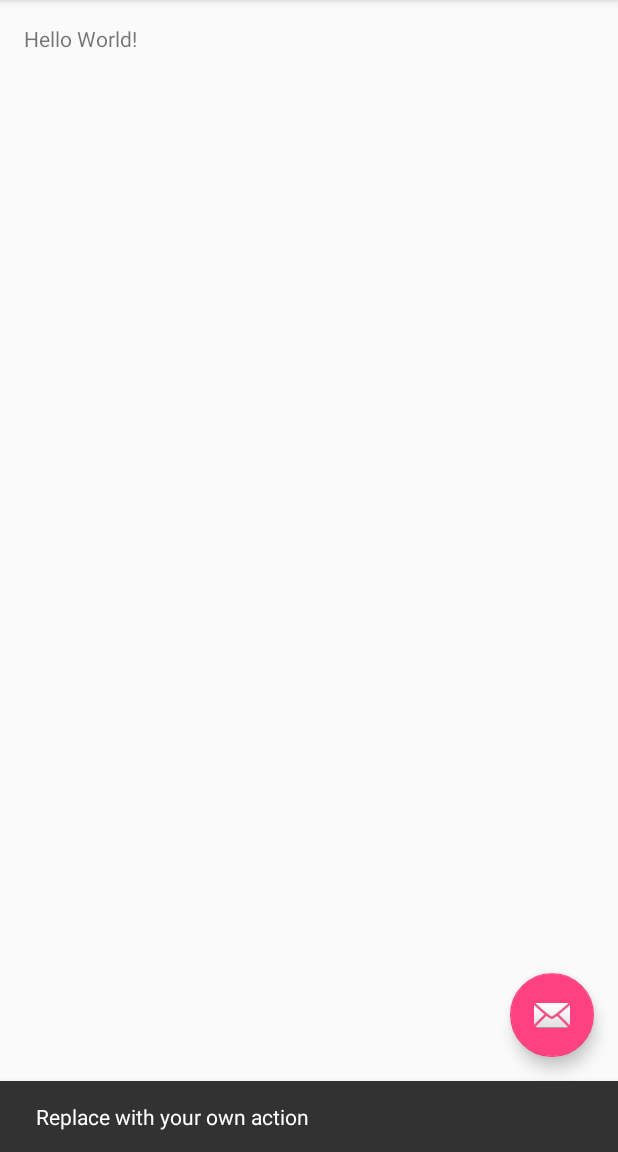
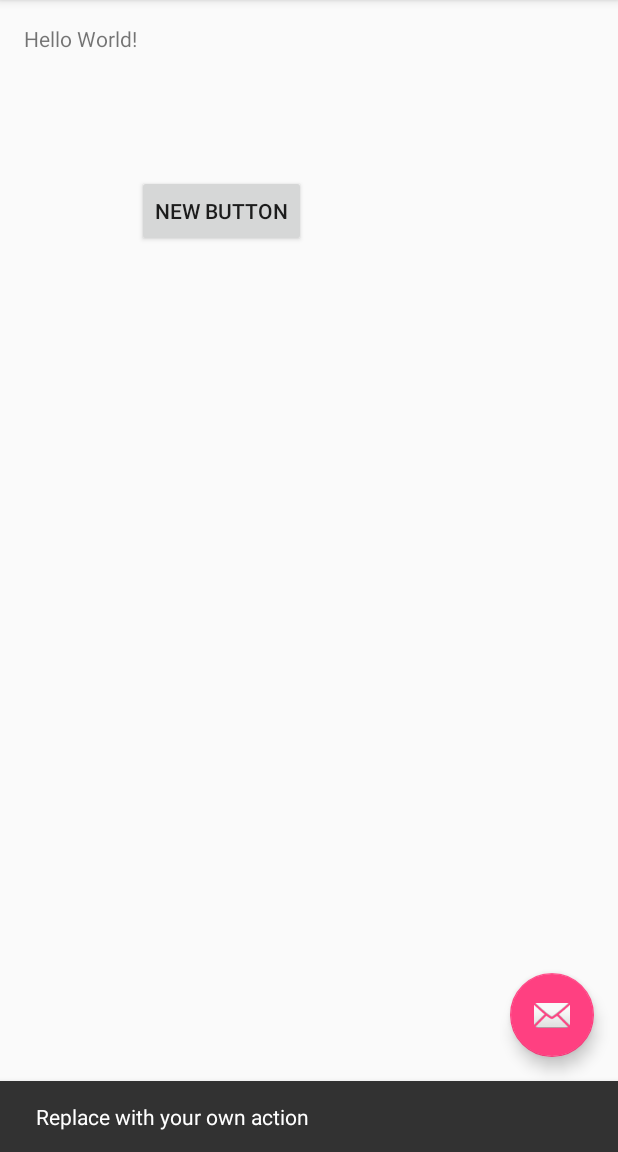
Before and after one commit to maohlee/NomadeWorkers, an Android app: the screen it shows after launch (InterventionListActivity), after a tap on an icon or button, on a phone screen of 412 x 824 dp, the part 84-1236 px from its top. Run offline under Robolectric (Android 15) with nearby library versions, the phone set to English and light mode, and no system bars.

Commit message:
Liste de clients

```diff
--- a/app/src/main/java/com/example/mao/nomadeworkers/activities/InterventionListActivity.java
+++ b/app/src/main/java/com/example/mao/nomadeworkers/activities/InterventionListActivity.java
@@ -23,20 +23,6 @@ public class InterventionListActivity extends AppCompatActivity {
         Toolbar toolbar = (Toolbar) findViewById(R.id.toolbar);
         setSupportActionBar(toolbar);
 
-//        EXEMPLE UTILISATION ORM :
-
-//        Client swan = new Client("mougnoz", "swan", "M", "bla bla bla", "0123456789");
-//        swan.save();
-//
-//        Calendar tps = Calendar.getInstance();
-//        tps.set(2016, 12, 1);
-//        Intervention int1 = new Intervention("1ere intervention", tps, "pas fait", swan);
-//        Intervention int2 = new Intervention("2eme intervention", tps, "pas fait", swan);
-//        int1.save();
-//        int2.save();
-//
-//        List<Intervention> interventionList = swan.getInterventions();
-
         FloatingActionButton fab = (FloatingActionButton) findViewById(R.id.fab);
         fab.setOnClickListener(new View.OnClickListener()
         {
@@ -45,6 +31,17 @@ public class InterventionListActivity extends AppCompatActivity {
             {
                 Snackbar.make(view, "Replace with your own action", Snackbar.LENGTH_LONG)
                         .setAction("Action", null).show();
+            }
+        });
+
+        Button go = (Button) findViewById(R.id.golist);
+        go.setOnClickListener(new View.OnClickListener()
+        {
+            @Override
+            public void onClick(View v)
+            {
+                Intent goList = new Intent(InterventionListActivity.this, ClientListActivity.class);
+                startActivity(goList);
             }
         });
     }
--- a/app/src/main/java/com/example/mao/nomadeworkers/model/Client.java
+++ b/app/src/main/java/com/example/mao/nomadeworkers/model/Client.java
@@ -89,4 +89,10 @@ public class Client extends SugarRecord
     {
         this.email = email;
     }
+
+    @Override
+    public String toString()
+    {
+        return this.getPrenom() + " " + this.getNom();
+    }
 }
--- a/app/src/main/res/layout/content_intervention_list.xml
+++ b/app/src/main/res/layout/content_intervention_list.xml
@@ -10,7 +10,8 @@
     android:paddingTop="@dimen/activity_vertical_margin"
     app:layout_behavior="@string/appbar_scrolling_view_behavior"
     tools:context=".activities.InterventionListActivity"
-    tools:showIn="@layout/activity_intervention_list">
+    tools:showIn="@layout/activity_intervention_list"
+    >
 
     <TextView
         android:layout_width="wrap_content"
@@ -18,4 +19,14 @@
         android:text="Hello World!"
         android:id="@+id/textView"/>
 
+    <Button
+        android:layout_width="wrap_content"
+        android:layout_height="wrap_content"
+        android:text="New Button"
+        android:id="@+id/golist"
+        android:layout_below="@+id/textView"
+        android:layout_toRightOf="@+id/textView"
+        android:layout_toEndOf="@+id/textView"
+        android:layout_marginTop="81dp"/>
+
 </RelativeLayout>
```
Also changed, not shown: app/src/main/AndroidManifest.xml (+17 -6 lines), app/src/main/java/com/example/mao/nomadeworkers/activities/ClientListActivity.java (added, +45 -0 lines), app/src/main/res/layout/activity_client_list.xml (added, +21 -0 lines), app/src/main/res/layout/client_list_item.xml (added, +11 -0 lines).
